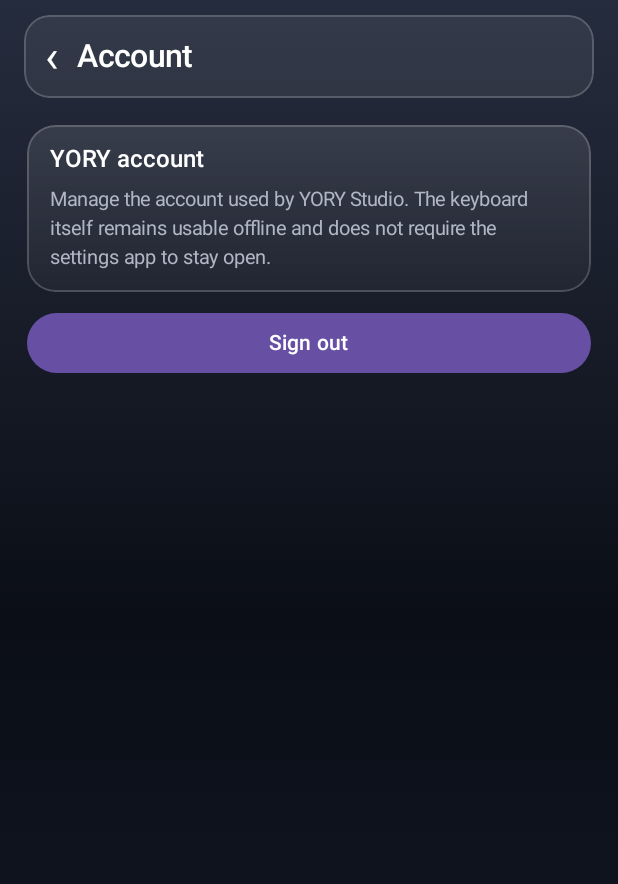
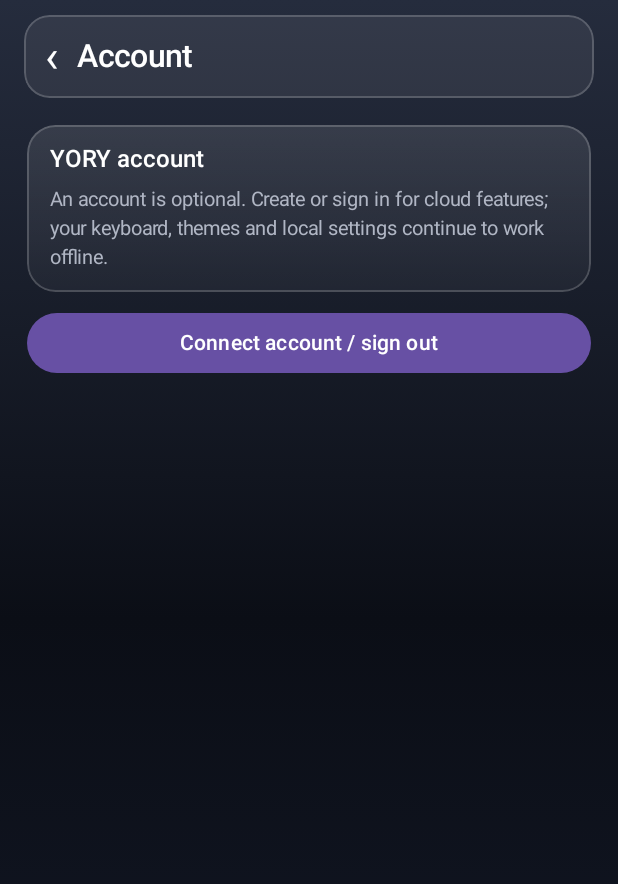
Before and after one commit to our1godjesus-beep/YORY-KEYS-, an Android app built with Jetpack Compose: the composable YoryStudioScreen shown on its own in the app's theme, after a tap on an icon or button, on a phone screen of 412 x 824 dp. Shown: the top 884 px of the screen. Run offline under Robolectric (Android 15) with nearby library versions, the phone set to English and light mode, and no system bars; pictures from the network do not load.

Commit message:
Clarify optional account actions in offline Studio mode

```diff
--- a/android/app/src/main/java/app/yory/keys/ui/YorySettingsNavigation.kt
+++ b/android/app/src/main/java/app/yory/keys/ui/YorySettingsNavigation.kt
@@ -32,7 +32,7 @@ fun YoryStudioScreen(onSignOut: () -> Unit = {}) {
     val context = LocalContext.current
     var page by remember { mutableStateOf<String?>(null) }
     val items = listOf(
-        SettingsItem("◉", "Account", "Sign in to manage your YORY profile"),
+        SettingsItem("◉", "Account", "Optional account for cloud sync and online features"),
         SettingsItem("✧", "YORY Rewards", "Discover keyboard milestones"),
         SettingsItem("◎", "Languages", "English (US), العربية"),
         SettingsItem("◈", "Themes", "Glass themes and customization"),
@@ -236,8 +236,8 @@ private fun SettingsDetailPage(page: String, onBack: () -> Unit, onSignOut: () -
                     InfoCard("Permissions", "The keyboard does not request camera, contacts or location access.")
                 }
                 "Account" -> {
-                    InfoCard("YORY account", "Manage the account used by YORY Studio. The keyboard itself remains usable offline and does not require the settings app to stay open.")
-                    Button(onClick = onSignOut, modifier = Modifier.fillMaxWidth()) { Text("Sign out") }
+                    InfoCard("YORY account", "An account is optional. Create or sign in for cloud features; your keyboard, themes and local settings continue to work offline.")
+                    Button(onClick = onSignOut, modifier = Modifier.fillMaxWidth()) { Text("Connect account / sign out") }
                 }
                 "YORY Rewards", "Achievements" -> InfoCard("Coming to YORY", "This section is part of the settings structure. Rewards and achievement tracking are not connected in this preview.")
                 "Help & Feedback" -> {
```
Also changed, not shown: 1 other file.
